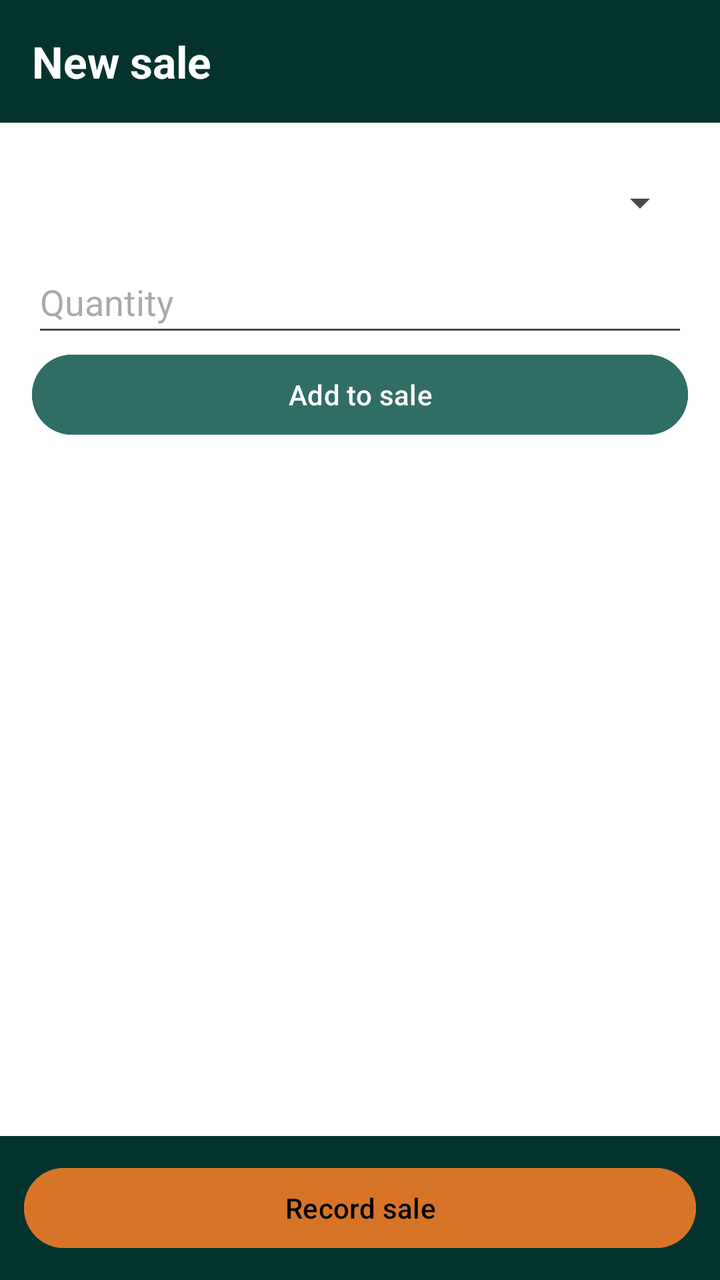
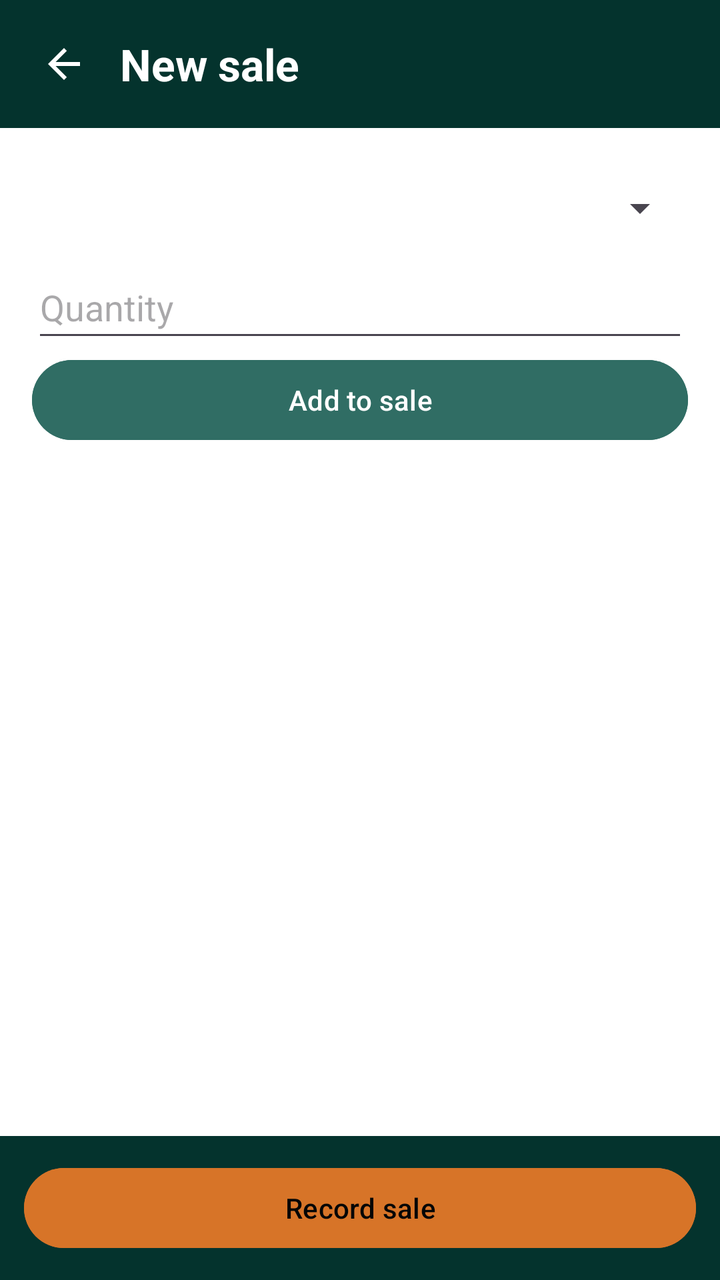

The first picture is an Android layout as it rendered before a commit; the second is the same layout after the commit. The layout source and the unified diff follow.
<!-- AndroidManifest.xml: application theme Theme.StockSense -->
<!-- res/layout/activity_new_sale.xml -->
<?xml version="1.0" encoding="utf-8"?>
<LinearLayout xmlns:android="http://schemas.android.com/apk/res/android"
    android:layout_width="match_parent"
    android:layout_height="match_parent"
    android:fitsSystemWindows="true"
    android:background="@color/stocksense_dark"
    android:orientation="vertical">

    <TextView
        android:layout_width="match_parent"
        android:layout_height="wrap_content"
        android:background="@color/stocksense_dark"
        android:padding="16dp"
        android:text="@string/sales_title_new_sale"
        android:textColor="@color/white"
        android:textSize="22sp"
        android:textStyle="bold" />

    <LinearLayout
        android:layout_width="match_parent"
        android:layout_height="0dp"
        android:layout_weight="1"
        android:background="@color/white"
        android:orientation="vertical"
        android:padding="16dp">

        <Spinner
            android:id="@+id/spProducts"
            android:layout_width="match_parent"
            android:layout_height="48dp" />

        <EditText
            android:id="@+id/etQuantity"
            android:layout_width="match_parent"
            android:layout_height="wrap_content"
            android:minHeight="48dp"
            android:hint="@string/sales_hint_quantity"
            android:inputType="number" />

        <Button
            android:id="@+id/btnAddItem"
            android:layout_width="match_parent"
            android:layout_height="wrap_content"
            android:backgroundTint="@color/stocksense_primary"
            android:minHeight="48dp"
            android:text="@string/sales_btn_add_item"
            android:textColor="@color/white" />

        <ListView
            android:id="@+id/lvCart"
            android:layout_width="match_parent"
            android:layout_height="0dp"
            android:layout_weight="1" />

        <TextView
            android:id="@+id/tvTotal"
            android:layout_width="match_parent"
            android:layout_height="wrap_content"
            android:layout_marginTop="8dp"
            android:textColor="@color/stocksense_primary"
            android:textSize="20sp"
            android:textStyle="bold" />

    </LinearLayout>

    <LinearLayout
        android:layout_width="match_parent"
        android:layout_height="wrap_content"
        android:background="@color/stocksense_dark"
        android:orientation="vertical"
        android:padding="12dp">

        <Button
            android:id="@+id/btnRecordSale"
            android:layout_width="match_parent"
            android:layout_height="wrap_content"
            android:backgroundTint="@color/stocksense_accent"
            android:minHeight="48dp"
            android:text="@string/sales_btn_record"
            android:textColor="@color/stocksense_text" />

    </LinearLayout>
</LinearLayout>
<!-- resources referenced by this layout -->
<resources>
  <color name="stocksense_accent">#D77428</color>
  <color name="stocksense_dark">#04332D</color>
  <color name="stocksense_primary">#306D64</color>
  <color name="stocksense_text">#040606</color>
  <color name="white">#FFFFFFFF</color>
  <string name="sales_btn_add_item">Add to sale</string>
  <string name="sales_btn_record">Record sale</string>
  <string name="sales_hint_quantity">Quantity</string>
  <string name="sales_title_new_sale">New sale</string>
  <style name="Theme.StockSense" parent="Base.Theme.StockSense" />
  <style name="Base.Theme.StockSense" parent="Theme.Material3.Light.NoActionBar">
          
          <item name="colorPrimary">@color/stocksense_primary</item>
          <item name="android:forceDarkAllowed" tools:targetApi="q">false</item>
      </style>
</resources>

<!-- the commit's change to res/layout/activity_new_sale.xml (unified diff, before → after) -->
@@ -6,15 +6,31 @@
     android:background="@color/stocksense_dark"
     android:orientation="vertical">
 
-    <TextView
+    <LinearLayout
         android:layout_width="match_parent"
         android:layout_height="wrap_content"
         android:background="@color/stocksense_dark"
-        android:padding="16dp"
-        android:text="@string/sales_title_new_sale"
-        android:textColor="@color/white"
-        android:textSize="22sp"
-        android:textStyle="bold" />
+        android:gravity="center_vertical"
+        android:orientation="horizontal"
+        android:padding="12dp">
+
+        <ImageButton
+            android:id="@+id/btnBack"
+            android:layout_width="40dp"
+            android:layout_height="40dp"
+            android:background="@android:color/transparent"
+            android:contentDescription="@string/polish_desc_back"
+            android:src="@drawable/ic_arrow_back" />
+
+        <TextView
+            android:layout_width="match_parent"
+            android:layout_height="wrap_content"
+            android:layout_marginStart="8dp"
+            android:text="@string/sales_title_new_sale"
+            android:textColor="@color/white"
+            android:textSize="22sp"
+            android:textStyle="bold" />
+    </LinearLayout>
 
     <LinearLayout
         android:layout_width="match_parent"
<!-- resource entries referenced after the edit -->
@@ -5,6 +5,18 @@
   <color name="stocksense_primary">#306D64</color>
   <color name="stocksense_text">#040606</color>
   <color name="white">#FFFFFFFF</color>
+  <!-- drawable ic_arrow_back (drawable) -->
+  <?xml version="1.0" encoding="utf-8"?>
+  <vector xmlns:android="http://schemas.android.com/apk/res/android"
+      android:width="24dp"
+      android:height="24dp"
+      android:viewportWidth="24"
+      android:viewportHeight="24">
+      <path
+          android:fillColor="@android:color/white"
+          android:pathData="M20,11H7.83l5.59,-5.59L12,4l-8,8 8,8 1.41,-1.41L7.83,13H20v-2z" />
+  </vector>
+  <string name="polish_desc_back">Back</string>
   <string name="sales_btn_add_item">Add to sale</string>
   <string name="sales_btn_record">Record sale</string>
   <string name="sales_hint_quantity">Quantity</string>
